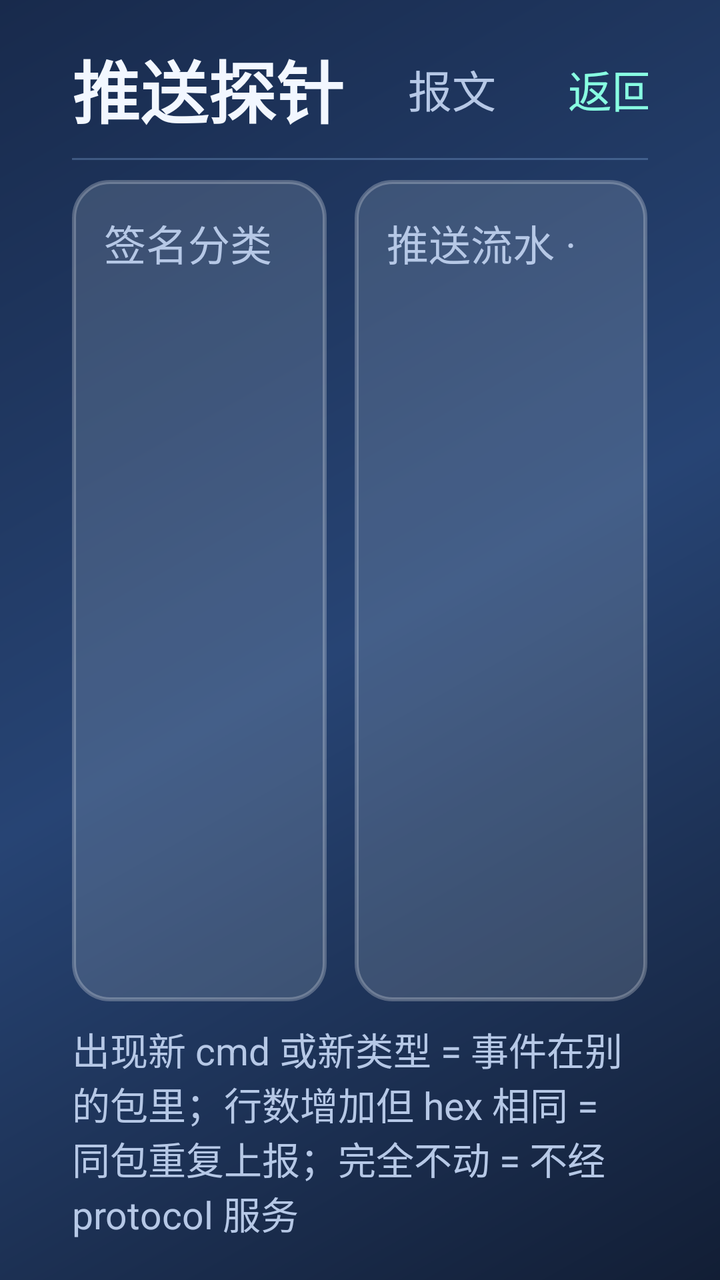
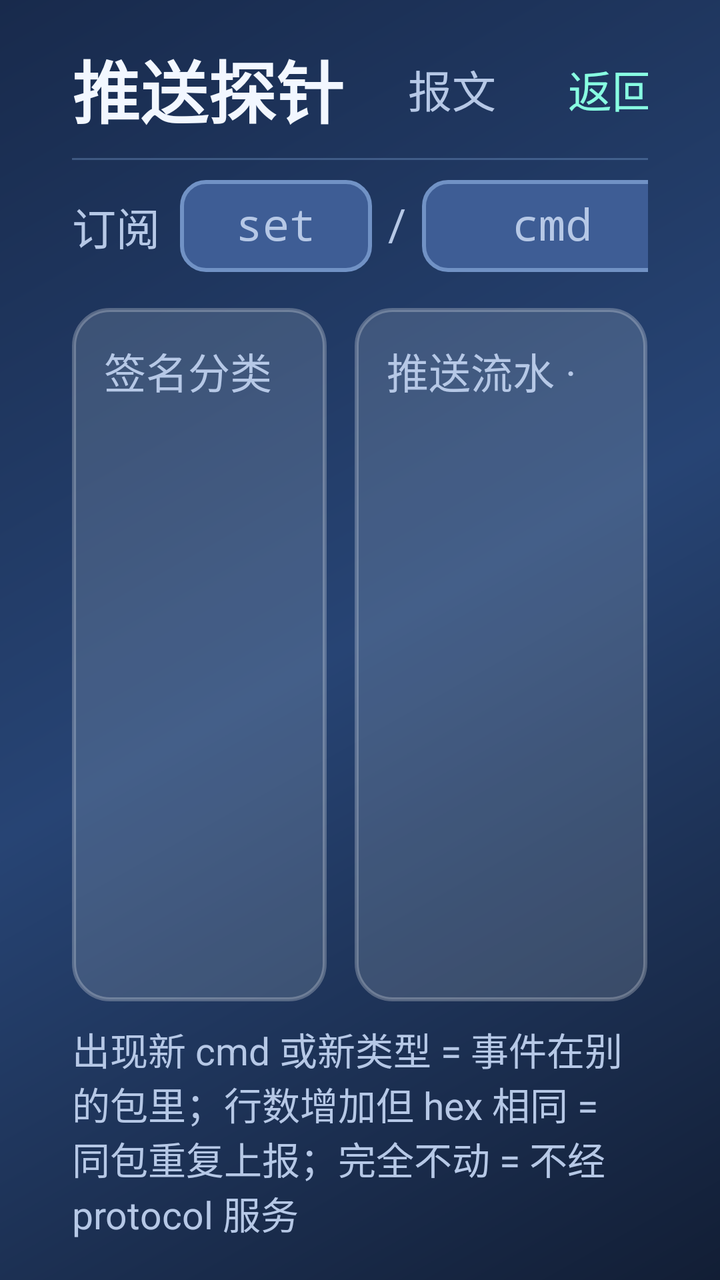

Two renders of the same Android screen: before a commit and after it. Below are the layout's source before the change and the commit's diff.
<!-- AndroidManifest.xml: application theme Theme.Rc2 -->
<!-- res/layout/page_probe.xml -->
<?xml version="1.0" encoding="utf-8"?>
<LinearLayout xmlns:android="http://schemas.android.com/apk/res/android"
    android:layout_width="match_parent"
    android:layout_height="match_parent"
    android:background="@drawable/bg_screen"
    android:orientation="vertical"
    android:paddingStart="36dp"
    android:paddingTop="20dp"
    android:paddingEnd="36dp"
    android:paddingBottom="20dp">

    <LinearLayout
        android:layout_width="match_parent"
        android:layout_height="wrap_content"
        android:baselineAligned="false"
        android:gravity="center_vertical"
        android:orientation="horizontal">

        <TextView
            style="@style/RcTitle"
            android:layout_width="wrap_content"
            android:layout_height="wrap_content"
            android:text="推送探针" />

        <TextView
            android:id="@+id/probeSummary"
            style="@style/RcValue"
            android:layout_width="0dp"
            android:layout_height="wrap_content"
            android:layout_marginStart="20dp"
            android:layout_weight="1"
            android:textSize="19sp" />

        <TextView
            android:id="@+id/btnBackToRaw"
            style="@style/RcLink"
            android:layout_width="wrap_content"
            android:layout_height="wrap_content"
            android:text="报文"
            android:textColor="@color/rc_muted" />

        <TextView
            android:id="@+id/btnBackFromProbe"
            style="@style/RcLink"
            android:layout_width="wrap_content"
            android:layout_height="wrap_content"
            android:layout_marginStart="12dp"
            android:text="返回仪表盘" />
    </LinearLayout>

    <View
        android:layout_width="match_parent"
        android:layout_height="1dp"
        android:layout_marginTop="10dp"
        android:background="@color/rc_line" />

    <LinearLayout
        android:layout_width="match_parent"
        android:layout_height="0dp"
        android:layout_marginTop="10dp"
        android:layout_weight="1"
        android:baselineAligned="false"
        android:orientation="horizontal">

        <LinearLayout
            android:layout_width="0dp"
            android:layout_height="match_parent"
            android:layout_weight="1"
            android:background="@drawable/bg_panel"
            android:orientation="vertical"
            android:padding="16dp">

            <TextView
                style="@style/RcSection"
                android:layout_width="match_parent"
                android:layout_height="wrap_content"
                android:text="签名分类 · cmd / 类型 / 长度 / 次数" />

            <ScrollView
                android:layout_width="match_parent"
                android:layout_height="0dp"
                android:layout_marginTop="6dp"
                android:layout_weight="1"
                android:scrollbars="vertical">

                <TextView
                    android:id="@+id/probeSigs"
                    style="@style/RcBody"
                    android:layout_width="match_parent"
                    android:layout_height="wrap_content"
                    android:textColor="@color/rc_text"
                    android:textSize="18sp" />
            </ScrollView>
        </LinearLayout>

        <LinearLayout
            android:layout_width="0dp"
            android:layout_height="match_parent"
            android:layout_marginStart="14dp"
            android:layout_weight="1.15"
            android:background="@drawable/bg_panel"
            android:orientation="vertical"
            android:padding="16dp">

            <TextView
                style="@style/RcSection"
                android:layout_width="match_parent"
                android:layout_height="wrap_content"
                android:text="推送流水 · 最新在下" />

            <ScrollView
                android:id="@+id/probeScroll"
                android:layout_width="match_parent"
                android:layout_height="0dp"
                android:layout_marginTop="6dp"
                android:layout_weight="1"
                android:scrollbars="vertical">

                <TextView
                    android:id="@+id/probeRing"
                    style="@style/RcBody"
                    android:layout_width="match_parent"
                    android:layout_height="wrap_content"
                    android:textSize="18sp" />
            </ScrollView>
        </LinearLayout>
    </LinearLayout>

    <TextView
        android:layout_width="match_parent"
        android:layout_height="wrap_content"
        android:layout_marginTop="10dp"
        android:includeFontPadding="false"
        android:text="出现新 cmd 或新类型 = 事件在别的包里；行数增加但 hex 相同 = 同包重复上报；完全不动 = 不经 protocol 服务"
        android:textColor="@color/rc_muted"
        android:textSize="19sp" />

</LinearLayout>
<!-- resources referenced by this layout -->
<resources>
  <color name="rc_line">#4D8FB6E8</color>
  <color name="rc_muted">#FFB6C8E6</color>
  <color name="rc_text">#FFF2F7FF</color>
  <!-- drawable bg_panel (drawable) -->
  <?xml version="1.0" encoding="utf-8"?>
  <shape xmlns:android="http://schemas.android.com/apk/res/android"
      android:shape="rectangle">
      <solid android:color="@color/rc_panel" />
      <corners android:radius="18dp" />
      <stroke
          android:width="2dp"
          android:color="#40FFFFFF" />
  </shape>
  <!-- drawable bg_screen (drawable) -->
  <?xml version="1.0" encoding="utf-8"?>
  <shape xmlns:android="http://schemas.android.com/apk/res/android"
      android:shape="rectangle">
      <gradient
          android:angle="315"
          android:centerColor="@color/rc_bg_mid"
          android:endColor="@color/rc_bg_bottom"
          android:startColor="@color/rc_bg_top" />
  </shape>
  <style name="RcBody">
          <item name="android:textColor">@color/rc_muted</item>
          <item name="android:textSize">21sp</item>
          <item name="android:fontFamily">monospace</item>
          <item name="android:lineSpacingExtra">5dp</item>
      </style>
  <style name="RcSection">
          <item name="android:textColor">@color/rc_muted</item>
          <item name="android:textSize">21sp</item>
          <item name="android:includeFontPadding">false</item>
          <item name="android:maxLines">1</item>
      </style>
  <style name="RcTitle">
          <item name="android:textColor">@color/rc_text</item>
          <item name="android:textSize">34sp</item>
          <item name="android:textStyle">bold</item>
          <item name="android:includeFontPadding">false</item>
          <item name="android:maxLines">1</item>
      </style>
  <style name="RcValue">
          <item name="android:textColor">@color/rc_muted</item>
          <item name="android:textSize">20sp</item>
          <item name="android:fontFamily">monospace</item>
          <item name="android:includeFontPadding">false</item>
          <item name="android:maxLines">1</item>
      </style>
  <color name="rc_panel">#26EBF5FF</color>
  <color name="rc_bg_mid">#FF274474</color>
  <color name="rc_bg_bottom">#FF121E35</color>
  <color name="rc_bg_top">#FF182A4C</color>
  <color name="rc_mint">#FF88FFE2</color>
  <!-- unchanged entries left out for length: 2 -->
</resources>

<!-- the commit's change to res/layout/page_probe.xml (unified diff, before → after) -->
@@ -54,6 +54,84 @@
         android:layout_marginTop="10dp"
         android:background="@color/rc_line" />
 
+    
+    <LinearLayout
+        android:layout_width="match_parent"
+        android:layout_height="wrap_content"
+        android:layout_marginTop="10dp"
+        android:gravity="center_vertical"
+        android:orientation="horizontal">
+
+        <TextView
+            style="@style/RcTag"
+            android:layout_width="wrap_content"
+            android:layout_height="wrap_content"
+            android:text="订阅" />
+
+        <EditText
+            android:id="@+id/probeCmdSet"
+            style="@style/RcInput"
+            android:layout_width="96dp"
+            android:layout_height="46dp"
+            android:layout_marginStart="10dp"
+            android:hint="set"
+            android:imeOptions="actionNext" />
+
+        <TextView
+            style="@style/RcTag"
+            android:layout_width="wrap_content"
+            android:layout_height="wrap_content"
+            android:layout_marginStart="8dp"
+            android:text="/" />
+
+        <EditText
+            android:id="@+id/probeCmdId"
+            style="@style/RcInput"
+            android:layout_width="130dp"
+            android:layout_height="46dp"
+            android:layout_marginStart="8dp"
+            android:hint="cmd"
+            android:imeOptions="actionDone" />
+
+        <TextView
+            android:id="@+id/btnProbeSub"
+            style="@style/RcLink"
+            android:layout_width="wrap_content"
+            android:layout_height="wrap_content"
+            android:layout_marginStart="10dp"
+            android:text="订阅" />
+
+        <TextView
+            android:id="@+id/btnProbeUnsubAll"
+            style="@style/RcLink"
+            android:layout_width="wrap_content"
+            android:layout_height="wrap_content"
+            android:text="全部退订"
+            android:textColor="@color/rc_muted" />
+
+        <TextView
+            android:id="@+id/probeSubState"
+            style="@style/RcValue"
+            android:layout_width="0dp"
+            android:layout_height="wrap_content"
+            android:layout_marginStart="16dp"
+            android:layout_weight="1"
+            android:ellipsize="end" />
+    </LinearLayout>
+
+    <HorizontalScrollView
+        android:layout_width="match_parent"
+        android:layout_height="wrap_content"
+        android:layout_marginTop="8dp"
+        android:scrollbars="none">
+
+        <LinearLayout
+            android:id="@+id/probeSubChips"
+            android:layout_width="wrap_content"
+            android:layout_height="wrap_content"
+            android:orientation="horizontal" />
+    </HorizontalScrollView>
+
     <LinearLayout
         android:layout_width="match_parent"
         android:layout_height="0dp"
<!-- resource entries referenced after the edit -->
@@ -29,9 +29,30 @@
           <item name="android:fontFamily">monospace</item>
           <item name="android:lineSpacingExtra">5dp</item>
       </style>
+  <style name="RcInput">
+          <item name="android:background">@drawable/bg_chip</item>
+          <item name="android:textColor">@color/rc_text</item>
+          <item name="android:textColorHint">@color/rc_muted</item>
+          <item name="android:textSize">22sp</item>
+          <item name="android:fontFamily">monospace</item>
+          <item name="android:includeFontPadding">false</item>
+          <item name="android:gravity">center</item>
+          <item name="android:maxLines">1</item>
+          <item name="android:inputType">number</item>
+          <item name="android:paddingStart">10dp</item>
+          <item name="android:paddingEnd">10dp</item>
+          <item name="android:paddingTop">0dp</item>
+          <item name="android:paddingBottom">0dp</item>
+      </style>
   <style name="RcSection">
           <item name="android:textColor">@color/rc_muted</item>
           <item name="android:textSize">21sp</item>
+          <item name="android:includeFontPadding">false</item>
+          <item name="android:maxLines">1</item>
+      </style>
+  <style name="RcTag">
+          <item name="android:textColor">@color/rc_muted</item>
+          <item name="android:textSize">22sp</item>
           <item name="android:includeFontPadding">false</item>
           <item name="android:maxLines">1</item>
       </style>
@@ -53,7 +74,28 @@
   <color name="rc_bg_mid">#FF274474</color>
   <color name="rc_bg_bottom">#FF121E35</color>
   <color name="rc_bg_top">#FF182A4C</color>
+  <!-- drawable bg_chip (drawable) -->
+  <?xml version="1.0" encoding="utf-8"?>
+  <selector xmlns:android="http://schemas.android.com/apk/res/android">
+      <item android:state_selected="true">
+          <shape android:shape="rectangle">
+              <solid android:color="@color/rc_mint" />
+              <corners android:radius="12dp" />
+          </shape>
+      </item>
+      <item>
+          <shape android:shape="rectangle">
+              <solid android:color="@color/rc_key" />
+              <corners android:radius="12dp" />
+              <stroke
+                  android:width="2dp"
+                  android:color="@color/rc_key_off" />
+          </shape>
+      </item>
+  </selector>
   <color name="rc_mint">#FF88FFE2</color>
+  <color name="rc_key">#FF3E5D95</color>
+  <color name="rc_key_off">#FF7192C5</color>
   <!-- unchanged entries left out for length: 2 -->
 </resources>
 
